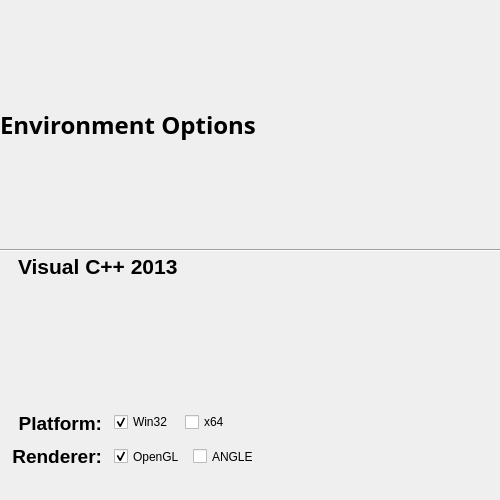
Above: ui/WizardPageEnvOptions.ui from cinder/TinderBox before the change. Below: the same form after it.
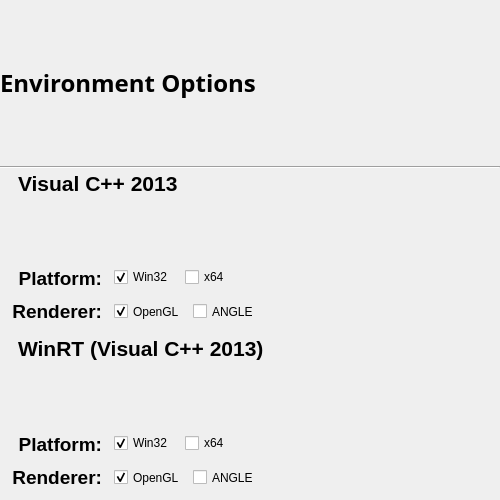
That is the form after the change. Icons and pictures are not drawn.

Commit message: First step toward WinRT Env Options UI

Patch:
```diff
--- a/ui/WizardPageEnvOptions.ui
+++ b/ui/WizardPageEnvOptions.ui
@@ -19,7 +19,7 @@
   <property name="windowTitle">
    <string>WizardPage</string>
   </property>
-  <layout class="QVBoxLayout" name="masterLayout" stretch="0,0,0">
+  <layout class="QVBoxLayout" name="masterLayout" stretch="0,0,0,0">
    <property name="spacing">
     <number>0</number>
    </property>
@@ -316,6 +316,256 @@
      </item>
     </layout>
    </item>
+   <item>
+    <layout class="QVBoxLayout" name="vc2013WinRtLayout" stretch="0,0">
+     <property name="spacing">
+      <number>0</number>
+     </property>
+     <property name="sizeConstraint">
+      <enum>QLayout::SetMinimumSize</enum>
+     </property>
+     <property name="leftMargin">
+      <number>0</number>
+     </property>
+     <property name="topMargin">
+      <number>0</number>
+     </property>
+     <property name="rightMargin">
+      <number>0</number>
+     </property>
+     <property name="bottomMargin">
+      <number>0</number>
+     </property>
+     <item>
+      <layout class="QHBoxLayout" name="vc2013WinRtHeaderLayout">
+       <property name="spacing">
+        <number>0</number>
+       </property>
+       <property name="sizeConstraint">
+        <enum>QLayout::SetMinimumSize</enum>
+       </property>
+       <property name="leftMargin">
+        <number>2</number>
+       </property>
+       <property name="topMargin">
+        <number>2</number>
+       </property>
+       <item>
+        <widget class="QLabel" name="vc2013WinRtHeaderIcon">
+         <property name="sizePolicy">
+          <sizepolicy hsizetype="Fixed" vsizetype="Fixed">
+           <horstretch>0</horstretch>
+           <verstretch>0</verstretch>
+          </sizepolicy>
+         </property>
+         <property name="minimumSize">
+          <size>
+           <width>16</width>
+           <height>16</height>
+          </size>
+         </property>
+         <property name="maximumSize">
+          <size>
+           <width>16</width>
+           <height>16</height>
+          </size>
+         </property>
+         <property name="text">
+          <string/>
+         </property>
+         <property name="pixmap">
+          <pixmap resource="../TinderBox.qrc">:/icons/vc2013_winrt.png</pixmap>
+         </property>
+         <property name="scaledContents">
+          <bool>true</bool>
+         </property>
+         <property name="alignment">
+          <set>Qt::AlignBottom|Qt::AlignLeading|Qt::AlignLeft</set>
+         </property>
+         <property name="margin">
+          <number>0</number>
+         </property>
+        </widget>
+       </item>
+       <item>
+        <widget class="QLabel" name="vc2013WinRtHeaderLabel">
+         <property name="sizePolicy">
+          <sizepolicy hsizetype="Minimum" vsizetype="Minimum">
+           <horstretch>1</horstretch>
+           <verstretch>0</verstretch>
+          </sizepolicy>
+         </property>
+         <property name="font">
+          <font>
+           <family>Helvetica</family>
+           <pointsize>16</pointsize>
+           <weight>75</weight>
+           <bold>true</bold>
+          </font>
+         </property>
+         <property name="text">
+          <string>WinRT (Visual C++ 2013)</string>
+         </property>
+         <property name="alignment">
+          <set>Qt::AlignLeading|Qt::AlignLeft|Qt::AlignTop</set>
+         </property>
+         <property name="margin">
+          <number>6</number>
+         </property>
+        </widget>
+       </item>
+      </layout>
+     </item>
+     <item>
+      <layout class="QFormLayout" name="vc2013WinRtFieldsLayout">
+       <property name="sizeConstraint">
+        <enum>QLayout::SetMinimumSize</enum>
+       </property>
+       <property name="fieldGrowthPolicy">
+        <enum>QFormLayout::FieldsStayAtSizeHint</enum>
+       </property>
+       <property name="labelAlignment">
+        <set>Qt::AlignRight|Qt::AlignTrailing|Qt::AlignVCenter</set>
+       </property>
+       <property name="formAlignment">
+        <set>Qt::AlignLeading|Qt::AlignLeft|Qt::AlignVCenter</set>
+       </property>
+       <property name="horizontalSpacing">
+        <number>12</number>
+       </property>
+       <property name="verticalSpacing">
+        <number>10</number>
+       </property>
+       <property name="leftMargin">
+        <number>12</number>
+       </property>
+       <property name="topMargin">
+        <number>4</number>
+       </property>
+       <item row="0" column="0">
+        <widget class="QLabel" name="vc2013WinRtPlatformLabel">
+         <property name="sizePolicy">
+          <sizepolicy hsizetype="Minimum" vsizetype="Minimum">
+           <horstretch>0</horstretch>
+           <verstretch>0</verstretch>
+          </sizepolicy>
+         </property>
+         <property name="font">
+          <font>
+           <family>Helvetica</family>
+           <pointsize>14</pointsize>
+           <weight>75</weight>
+           <bold>true</bold>
+          </font>
+         </property>
+         <property name="text">
+          <string>Platform:</string>
+         </property>
+         <property name="alignment">
+          <set>Qt::AlignRight|Qt::AlignTrailing|Qt::AlignVCenter</set>
+         </property>
+        </widget>
+       </item>
+       <item row="0" column="1">
+        <layout class="QHBoxLayout" name="vc2013WinRtPlatformLayout">
+         <property name="spacing">
+          <number>12</number>
+         </property>
+         <property name="sizeConstraint">
+          <enum>QLayout::SetMinimumSize</enum>
+         </property>
+         <item>
+          <widget class="QCheckBox" name="vc2013WinRtWin32CheckBox">
+           <property name="text">
+            <string>Win32</string>
+           </property>
+           <property name="checked">
+            <bool>true</bool>
+           </property>
+          </widget>
+         </item>
+         <item>
+          <widget class="QCheckBox" name="vc2013WinRtX64CheckBox">
+           <property name="text">
+            <string>x64</string>
+           </property>
+          </widget>
+         </item>
+        </layout>
+       </item>
+       <item row="1" column="0">
+        <widget class="QLabel" name="vc2013WinRtRendererLabel">
+         <property name="sizePolicy">
+          <sizepolicy hsizetype="Minimum" vsizetype="Minimum">
+           <horstretch>0</horstretch>
+           <verstretch>0</verstretch>
+          </sizepolicy>
+         </property>
+         <property name="font">
+          <font>
+           <family>Helvetica</family>
+           <pointsize>14</pointsize>
+           <weight>75</weight>
+           <bold>true</bold>
+          </font>
+         </property>
+         <property name="text">
+          <string>Renderer:</string>
+         </property>
+         <property name="alignment">
+          <set>Qt::AlignRight|Qt::AlignTrailing|Qt::AlignVCenter</set>
+         </property>
+        </widget>
+       </item>
+       <item row="1" column="1">
+        <layout class="QHBoxLayout" name="vc2013WinRtRendererLayout">
+         <property name="spacing">
+          <number>8</number>
+         </property>
+         <property name="sizeConstraint">
+          <enum>QLayout::SetMinimumSize</enum>
+         </property>
+         <item>
+          <widget class="QCheckBox" name="vc2013WinRtOpenGlCheckBox">
+           <property name="sizePolicy">
+            <sizepolicy hsizetype="Minimum" vsizetype="Minimum">
+             <horstretch>0</horstretch>
+             <verstretch>0</verstretch>
+            </sizepolicy>
+           </property>
+           <property name="minimumSize">
+            <size>
+             <width>0</width>
+             <height>0</height>
+            </size>
+           </property>
+           <property name="text">
+            <string>OpenGL</string>
+           </property>
+           <property name="checked">
+            <bool>true</bool>
+           </property>
+          </widget>
+         </item>
+         <item>
+          <widget class="QCheckBox" name="vc2013WinRtAngleCheckBox">
+           <property name="sizePolicy">
+            <sizepolicy hsizetype="Minimum" vsizetype="Minimum">
+             <horstretch>0</horstretch>
+             <verstretch>0</verstretch>
+            </sizepolicy>
+           </property>
+           <property name="text">
+            <string>ANGLE</string>
+           </property>
+          </widget>
+         </item>
+        </layout>
+       </item>
+      </layout>
+     </item>
+    </layout>
+   </item>
   </layout>
  </widget>
  <resources>
```
Left out of the diff: 8 changed lines with no effect on the pictures.
